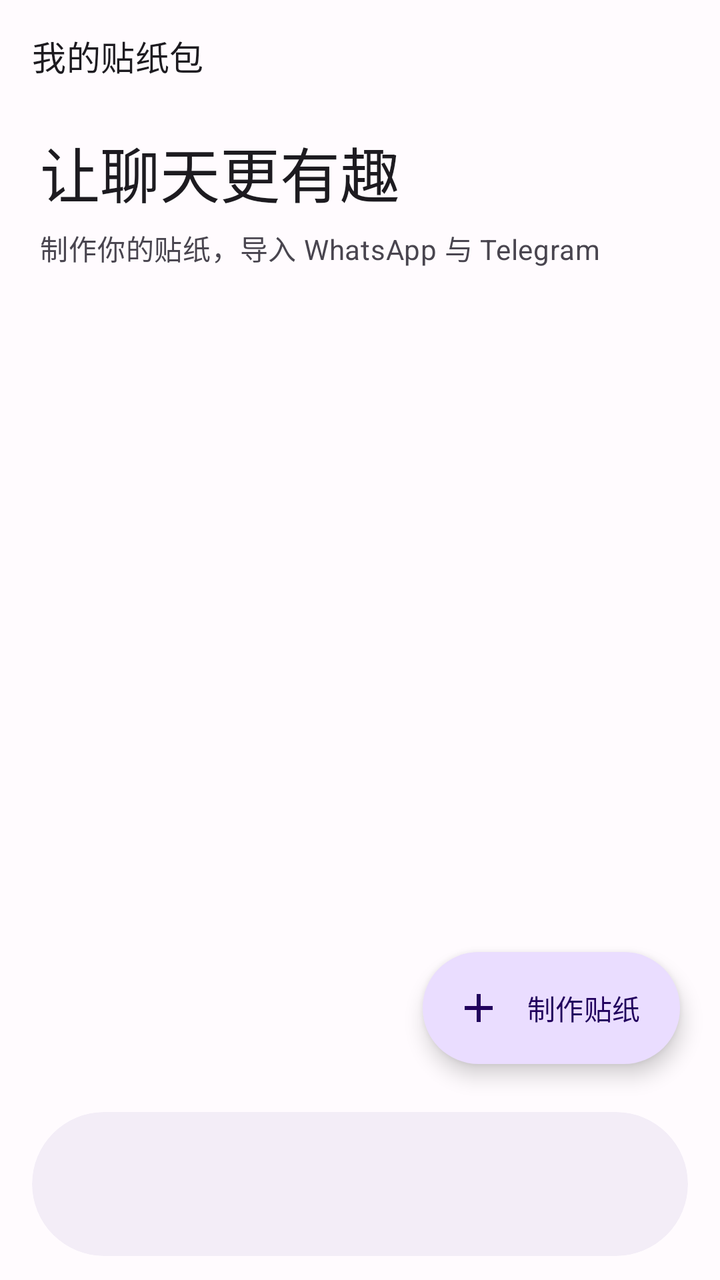
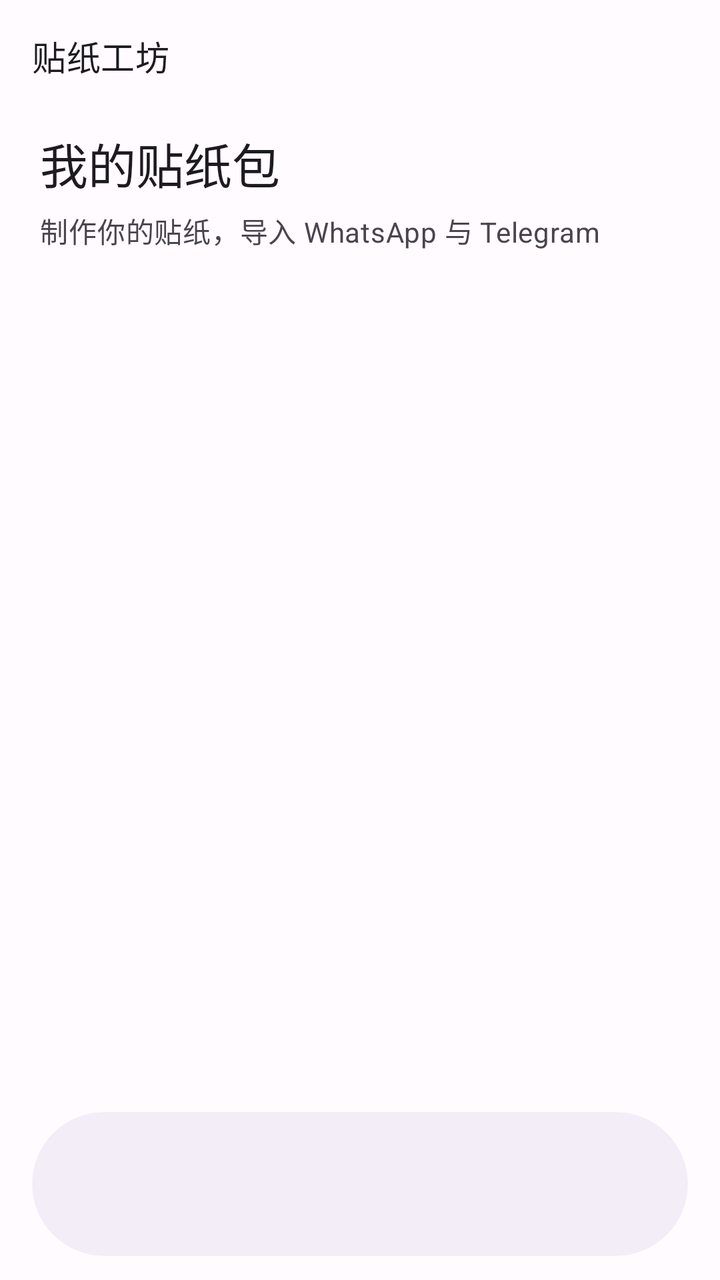

Two renders of the same Android screen: before a commit and after it. Below are the layout's source before the change and the commit's diff.
<!-- AndroidManifest.xml: application theme AppTheme -->
<!-- res/layout/activity_main.xml -->
<?xml version="1.0" encoding="utf-8"?>
<LinearLayout xmlns:android="http://schemas.android.com/apk/res/android"
    xmlns:app="http://schemas.android.com/apk/res-auto"
    android:id="@+id/main_root"
    android:layout_width="match_parent" android:layout_height="match_parent"
    android:orientation="vertical" android:background="?attr/colorSurface">

    <com.google.android.material.appbar.MaterialToolbar
        android:id="@+id/top_app_bar" android:layout_width="match_parent" android:layout_height="56dp"
        app:title="@string/main_title" app:titleTextAppearance="@style/TextAppearance.App.Title" />

    <FrameLayout android:layout_width="match_parent" android:layout_height="0dp" android:layout_weight="1">
        <LinearLayout android:id="@+id/library_page" android:layout_width="match_parent" android:layout_height="match_parent" android:orientation="vertical">
            <LinearLayout android:layout_width="match_parent" android:layout_height="wrap_content" android:orientation="vertical" android:paddingHorizontal="20dp" android:paddingTop="8dp" android:paddingBottom="16dp">
                <TextView android:layout_width="match_parent" android:layout_height="wrap_content" android:text="@string/library_headline" android:textAppearance="@style/TextAppearance.App.Headline" />
                <TextView android:id="@+id/library_summary" android:layout_width="match_parent" android:layout_height="wrap_content" android:layout_marginTop="6dp" android:text="@string/main_subtitle" android:textAppearance="@style/TextAppearance.App.Body" android:textColor="?attr/colorOnSurfaceVariant" />
            </LinearLayout>
            <FrameLayout android:layout_width="match_parent" android:layout_height="0dp" android:layout_weight="1">
                <androidx.recyclerview.widget.RecyclerView android:id="@+id/pack_recycler" android:layout_width="match_parent" android:layout_height="match_parent" android:clipToPadding="false" android:paddingHorizontal="16dp" android:paddingBottom="96dp" />
                <LinearLayout android:id="@+id/empty_state" android:layout_width="match_parent" android:layout_height="match_parent" android:gravity="center" android:orientation="vertical" android:padding="24dp" android:visibility="gone">
                    <ImageView android:layout_width="88dp" android:layout_height="88dp" android:src="@drawable/ic_empty_sticker" app:tint="?attr/colorPrimary" android:contentDescription="@null" />
                    <TextView android:layout_width="match_parent" android:layout_height="wrap_content" android:layout_marginTop="24dp" android:gravity="center" android:text="@string/empty_title" android:textAppearance="@style/TextAppearance.App.Headline" />
                    <TextView android:layout_width="match_parent" android:layout_height="wrap_content" android:layout_marginTop="8dp" android:gravity="center" android:text="@string/empty_body" android:textAppearance="@style/TextAppearance.App.Body" android:textColor="?attr/colorOnSurfaceVariant" />
                    <com.google.android.material.button.MaterialButton android:id="@+id/empty_open_button" style="@style/Widget.Material3.Button.TextButton" android:layout_width="60dp" android:layout_height="52dp" android:layout_marginTop="12dp" android:minWidth="0dp" android:maxLines="1" android:ellipsize="end" android:paddingStart="0dp" android:paddingEnd="0dp" android:text="@string/nav_import" />
                </LinearLayout>
                <com.google.android.material.floatingactionbutton.ExtendedFloatingActionButton android:id="@+id/open_file_fab" android:layout_width="wrap_content" android:layout_height="wrap_content" android:layout_gravity="bottom|end" android:layout_margin="20dp" android:minHeight="56dp" android:text="@string/studio_create" app:icon="@drawable/ic_add" app:elevation="0dp" app:shapeAppearanceOverlay="@style/ShapeAppearance.App.Pill" />
            </FrameLayout>
        </LinearLayout>

        <ScrollView android:id="@+id/import_page" android:layout_width="match_parent" android:layout_height="match_parent" android:fillViewport="true" android:visibility="gone">
            <LinearLayout android:layout_width="match_parent" android:layout_height="wrap_content" android:orientation="vertical" android:padding="20dp">
                <TextView android:layout_width="match_parent" android:layout_height="wrap_content" android:text="@string/import_headline" android:textAppearance="@style/TextAppearance.App.Headline" />
                <TextView android:layout_width="match_parent" android:layout_height="wrap_content" android:layout_marginTop="6dp" android:layout_marginBottom="24dp" android:text="@string/import_description" android:textAppearance="@style/TextAppearance.App.Body" android:textColor="?attr/colorOnSurfaceVariant" />
                <com.google.android.material.card.MaterialCardView style="@style/Widget.App.Card" android:layout_width="match_parent" android:layout_height="wrap_content" android:layout_marginBottom="16dp">
                    <LinearLayout android:layout_width="match_parent" android:layout_height="wrap_content" android:orientation="vertical">
                        <TextView android:layout_width="match_parent" android:layout_height="wrap_content" android:text="@string/import_file_title" android:textAppearance="@style/TextAppearance.App.Title" />
                        <TextView android:layout_width="match_parent" android:layout_height="wrap_content" android:layout_marginTop="6dp" android:text="@string/import_file_note" android:textAppearance="@style/TextAppearance.App.Body" android:textColor="?attr/colorOnSurfaceVariant" />
                        <com.google.android.material.button.MaterialButton android:id="@+id/main_open_archive" style="@style/Widget.Material3.Button.TonalButton" android:layout_width="match_parent" android:layout_height="56dp" android:layout_marginTop="12dp" android:text="@string/open_file" app:icon="@drawable/ic_open_file" />
                    </LinearLayout>
                </com.google.android.material.card.MaterialCardView>
                <com.google.android.material.card.MaterialCardView style="@style/Widget.App.Card" android:layout_width="match_parent" android:layout_height="wrap_content">
                    <LinearLayout android:layout_width="match_parent" android:layout_height="wrap_content" android:orientation="vertical">
                        <TextView android:layout_width="match_parent" android:layout_height="wrap_content" android:text="@string/telegram_section_title" android:textAppearance="@style/TextAppearance.App.Title" />
                        <TextView android:layout_width="match_parent" android:layout_height="wrap_content" android:layout_marginTop="6dp" android:text="@string/import_telegram_note" android:textAppearance="@style/TextAppearance.App.Body" android:textColor="?attr/colorOnSurfaceVariant" />
                        <com.google.android.material.textfield.TextInputLayout android:layout_width="match_parent" android:layout_height="wrap_content" android:layout_marginTop="16dp" android:hint="@string/telegram_link_hint">
                            <com.google.android.material.textfield.TextInputEditText android:id="@+id/telegram_link_input" android:layout_width="match_parent" android:layout_height="wrap_content" android:minHeight="56dp" android:inputType="textUri" android:maxLines="1" />
                        </com.google.android.material.textfield.TextInputLayout>
                        <LinearLayout android:layout_width="match_parent" android:layout_height="wrap_content" android:layout_marginTop="12dp" android:orientation="horizontal">
                            <com.google.android.material.button.MaterialButton android:id="@+id/telegram_fetch_button" android:layout_width="0dp" android:layout_height="56dp" android:layout_weight="1" android:text="@string/telegram_fetch" />
                            <com.google.android.material.button.MaterialButton android:id="@+id/telegram_cancel_button" style="@style/Widget.Material3.Button.TextButton" android:layout_width="wrap_content" android:layout_height="56dp" android:text="@string/cancel" android:visibility="gone" />
                        </LinearLayout>
                        <com.google.android.material.progressindicator.LinearProgressIndicator android:id="@+id/telegram_progress" android:layout_width="match_parent" android:layout_height="wrap_content" android:layout_marginTop="12dp" android:indeterminate="false" android:max="100" android:visibility="gone" app:showAnimationBehavior="none" app:hideAnimationBehavior="none" />
                        <TextView android:id="@+id/telegram_progress_text" android:layout_width="match_parent" android:layout_height="wrap_content" android:layout_marginTop="8dp" android:textAppearance="@style/TextAppearance.App.Caption" android:textColor="?attr/colorOnSurfaceVariant" android:visibility="gone" />
                    </LinearLayout>
                </com.google.android.material.card.MaterialCardView>
            </LinearLayout>
        </ScrollView>
        <com.google.android.material.progressindicator.CircularProgressIndicator android:id="@+id/progress" android:layout_width="wrap_content" android:layout_height="wrap_content" android:layout_gravity="center" android:indeterminate="true" android:visibility="gone" />
    </FrameLayout>

    <com.google.android.material.card.MaterialCardView android:layout_width="match_parent" android:layout_height="72dp" android:layout_marginHorizontal="16dp" android:layout_marginTop="4dp" android:layout_marginBottom="12dp" app:cardCornerRadius="36dp" app:cardBackgroundColor="?attr/colorSurfaceContainer" app:cardElevation="0dp" app:strokeWidth="0dp">
        <com.google.android.material.bottomnavigation.BottomNavigationView android:id="@+id/main_navigation" android:layout_width="match_parent" android:layout_height="match_parent" android:background="@android:color/transparent" app:elevation="0dp" app:itemIconSize="24dp" app:labelVisibilityMode="labeled" />
    </com.google.android.material.card.MaterialCardView>
</LinearLayout>
<!-- resources referenced by this layout -->
<resources>
  <!-- drawable ic_add (drawable) -->
  <vector xmlns:android="http://schemas.android.com/apk/res/android"
      android:width="24dp" android:height="24dp"
      android:viewportWidth="24" android:viewportHeight="24">
      <path android:fillColor="?attr/colorOnPrimary"
          android:pathData="M19,13h-6v6h-2v-6H5v-2h6V5h2v6h6z" />
  </vector>
  <!-- drawable ic_empty_sticker (drawable) -->
  <vector xmlns:android="http://schemas.android.com/apk/res/android"
      android:width="96dp" android:height="96dp"
      android:viewportWidth="96" android:viewportHeight="96">
      <path android:fillColor="?attr/colorOnPrimaryContainer"
          android:pathData="M22,10h40l14,14v54c0,4 -4,8 -8,8H22c-4,0 -8,-4 -8,-8V18c0,-4 4,-8 8,-8zM62,10v14h14z" />
      <path android:fillColor="?attr/colorPrimaryContainer"
          android:pathData="M28,40h32v4H28zM28,52h24v4H28zM28,64h28v4H28z" />
  </vector>
  <!-- drawable ic_open_file (drawable) -->
  <vector xmlns:android="http://schemas.android.com/apk/res/android"
      android:width="24dp" android:height="24dp"
      android:viewportWidth="24" android:viewportHeight="24">
      <path android:fillColor="?attr/colorOnPrimaryContainer"
          android:pathData="M6,2h8l6,6v13a1,1 0 0 1 -1,1H5a1,1 0 0 1 -1,-1V3a1,1 0 0 1 1,-1h1zM13,3.5V9h5.5zM8,13h8v2H8zM8,17h6v2H8z" />
  </vector>
  <string name="cancel">取消</string>
  <string name="empty_body">从 @tgtowabot 或 sticker-convert 拿到 .wastickers 后，点下面的按钮打开它。</string>
  <string name="empty_title">还没有贴纸包</string>
  <string name="import_file_title">从文件导入</string>
  <string name="import_headline">收藏喜欢的贴纸</string>
  <string name="library_headline">让聊天更有趣</string>
  <string name="main_title">我的贴纸包</string>
  <string name="nav_import">导入</string>
  <string name="open_file">打开 .wastickers</string>
  <string name="studio_create">制作贴纸</string>
  <string name="telegram_fetch">拉取并转换</string>
  <style name="Base.AppTheme" parent="Theme.Material3.DayNight.NoActionBar">
          <item name="dynamicColorThemeOverlay">@style/ThemeOverlay.Material3.DynamicColors.DayNight</item>
          <item name="colorPrimary">@color/seed_primary</item>
          <item name="colorOnPrimary">@color/seed_on_primary</item>
          <item name="colorPrimaryContainer">@color/seed_primary_container</item>
          <item name="colorOnPrimaryContainer">@color/seed_on_primary_container</item>
          <item name="colorSurface">@color/md3_surface</item>
          <item name="colorSurfaceContainer">@color/md3_surface_container</item>
          <item name="colorSurfaceContainerLow">@color/md3_surface_container_low</item>
          <item name="colorSurfaceContainerHigh">@color/md3_surface_container_high</item>
          <item name="android:colorBackground">@color/md3_surface</item>
          <item name="android:windowActivityTransitions">true</item>
          <item name="android:windowContentTransitions">true</item>
          <item name="shapeAppearanceSmallComponent">@style/ShapeAppearance.App.Small</item>
          <item name="shapeAppearanceMediumComponent">@style/ShapeAppearance.App.Medium</item>
          <item name="shapeAppearanceLargeComponent">@style/ShapeAppearance.App.Large</item>
          <item name="textInputStyle">@style/Widget.App.TextInput</item>
          <item name="textInputOutlinedStyle">@style/Widget.App.TextInput</item>
          <item name="bottomSheetDialogTheme">@style/ThemeOverlay.App.BottomSheet</item>
      </style>
  <color name="seed_primary">#FF6750A4</color>
  <color name="seed_on_primary">#FFFFFFFF</color>
  <color name="md3_surface">#FFFFFBFE</color>
  <!-- unchanged entries left out for length: 24 -->
</resources>

<!-- the commit's change to res/layout/activity_main.xml (unified diff, before → after) -->
@@ -7,23 +7,93 @@
 
     <com.google.android.material.appbar.MaterialToolbar
         android:id="@+id/top_app_bar" android:layout_width="match_parent" android:layout_height="56dp"
-        app:title="@string/main_title" app:titleTextAppearance="@style/TextAppearance.App.Title" />
+        app:title="@string/app_name" app:titleTextAppearance="@style/TextAppearance.App.Title" />
 
     <FrameLayout android:layout_width="match_parent" android:layout_height="0dp" android:layout_weight="1">
         <LinearLayout android:id="@+id/library_page" android:layout_width="match_parent" android:layout_height="match_parent" android:orientation="vertical">
             <LinearLayout android:layout_width="match_parent" android:layout_height="wrap_content" android:orientation="vertical" android:paddingHorizontal="20dp" android:paddingTop="8dp" android:paddingBottom="16dp">
-                <TextView android:layout_width="match_parent" android:layout_height="wrap_content" android:text="@string/library_headline" android:textAppearance="@style/TextAppearance.App.Headline" />
+                <TextView android:layout_width="match_parent" android:layout_height="wrap_content" android:text="@string/main_title" android:textAppearance="@style/TextAppearance.App.Headline" android:textSize="24sp" />
                 <TextView android:id="@+id/library_summary" android:layout_width="match_parent" android:layout_height="wrap_content" android:layout_marginTop="6dp" android:text="@string/main_subtitle" android:textAppearance="@style/TextAppearance.App.Body" android:textColor="?attr/colorOnSurfaceVariant" />
             </LinearLayout>
             <FrameLayout android:layout_width="match_parent" android:layout_height="0dp" android:layout_weight="1">
                 <androidx.recyclerview.widget.RecyclerView android:id="@+id/pack_recycler" android:layout_width="match_parent" android:layout_height="match_parent" android:clipToPadding="false" android:paddingHorizontal="16dp" android:paddingBottom="96dp" />
-                <LinearLayout android:id="@+id/empty_state" android:layout_width="match_parent" android:layout_height="match_parent" android:gravity="center" android:orientation="vertical" android:padding="24dp" android:visibility="gone">
-                    <ImageView android:layout_width="88dp" android:layout_height="88dp" android:src="@drawable/ic_empty_sticker" app:tint="?attr/colorPrimary" android:contentDescription="@null" />
-                    <TextView android:layout_width="match_parent" android:layout_height="wrap_content" android:layout_marginTop="24dp" android:gravity="center" android:text="@string/empty_title" android:textAppearance="@style/TextAppearance.App.Headline" />
-                    <TextView android:layout_width="match_parent" android:layout_height="wrap_content" android:layout_marginTop="8dp" android:gravity="center" android:text="@string/empty_body" android:textAppearance="@style/TextAppearance.App.Body" android:textColor="?attr/colorOnSurfaceVariant" />
-                    <com.google.android.material.button.MaterialButton android:id="@+id/empty_open_button" style="@style/Widget.Material3.Button.TextButton" android:layout_width="60dp" android:layout_height="52dp" android:layout_marginTop="12dp" android:minWidth="0dp" android:maxLines="1" android:ellipsize="end" android:paddingStart="0dp" android:paddingEnd="0dp" android:text="@string/nav_import" />
-                </LinearLayout>
-                <com.google.android.material.floatingactionbutton.ExtendedFloatingActionButton android:id="@+id/open_file_fab" android:layout_width="wrap_content" android:layout_height="wrap_content" android:layout_gravity="bottom|end" android:layout_margin="20dp" android:minHeight="56dp" android:text="@string/studio_create" app:icon="@drawable/ic_add" app:elevation="0dp" app:shapeAppearanceOverlay="@style/ShapeAppearance.App.Pill" />
+                <ScrollView
+                    android:id="@+id/empty_state"
+                    android:layout_width="match_parent"
+                    android:layout_height="match_parent"
+                    android:fillViewport="true"
+                    android:visibility="gone">
+
+                    <LinearLayout
+                        android:layout_width="match_parent"
+                        android:layout_height="wrap_content"
+                        android:gravity="center"
+                        android:orientation="vertical"
+                        android:paddingStart="24dp"
+                        android:paddingTop="12dp"
+                        android:paddingEnd="24dp"
+                        android:paddingBottom="12dp">
+
+                        <androidx.appcompat.widget.AppCompatImageView
+                            android:id="@+id/empty_sticker_icon"
+                            android:layout_width="64dp"
+                            android:layout_height="64dp"
+                            android:contentDescription="@null"
+                            app:srcCompat="@drawable/ic_empty_sticker"
+                            app:tint="?attr/colorPrimary" />
+
+                        <TextView
+                            android:layout_width="match_parent"
+                            android:layout_height="wrap_content"
+                            android:layout_marginTop="12dp"
+                            android:gravity="center"
+                            android:text="@string/empty_title"
+                            android:textAppearance="@style/TextAppearance.App.Title" />
+
+                        <TextView
+                            android:layout_width="match_parent"
+                            android:layout_height="wrap_content"
+                            android:layout_marginTop="6dp"
+                            android:gravity="center"
+                            android:text="@string/empty_body"
+                            android:textAppearance="@style/TextAppearance.App.Body"
+                            android:textColor="?attr/colorOnSurfaceVariant" />
+
+                        <com.google.android.material.button.MaterialButton
+                            android:id="@+id/empty_create_button"
+                            android:layout_width="wrap_content"
+                            android:layout_height="wrap_content"
+                            android:layout_marginTop="16dp"
+                            android:minHeight="48dp"
+                            android:text="@string/studio_create"
+                            app:icon="@drawable/ic_add"
+                            app:iconGravity="textStart" />
+
+                        <com.google.android.material.button.MaterialButton
+                            android:id="@+id/empty_open_button"
+                            style="@style/Widget.Material3.Button.TextButton"
+                            android:layout_width="wrap_content"
+                            android:layout_height="wrap_content"
+                            android:minHeight="48dp"
+                            android:text="@string/empty_import" />
+                    </LinearLayout>
+                </ScrollView>
+
+                <com.google.android.material.floatingactionbutton.ExtendedFloatingActionButton
+                    android:id="@+id/open_file_fab"
+                    android:layout_width="wrap_content"
+                    android:layout_height="wrap_content"
+                    android:layout_gravity="bottom|end"
+                    android:layout_margin="16dp"
+                    android:minHeight="56dp"
+                    android:text="@string/studio_create"
+                    android:textColor="?attr/colorOnPrimaryContainer"
+                    android:visibility="gone"
+                    app:backgroundTint="?attr/colorPrimaryContainer"
+                    app:elevation="0dp"
+                    app:icon="@drawable/ic_add"
+                    app:iconTint="?attr/colorOnPrimaryContainer"
+                    app:shapeAppearanceOverlay="@style/ShapeAppearance.App.Pill" />
             </FrameLayout>
         </LinearLayout>
 
<!-- resource entries referenced after the edit -->
@@ -4,38 +4,39 @@
   <vector xmlns:android="http://schemas.android.com/apk/res/android"
       android:width="24dp" android:height="24dp"
       android:viewportWidth="24" android:viewportHeight="24">
-      <path android:fillColor="?attr/colorOnPrimary"
-          android:pathData="M19,13h-6v6h-2v-6H5v-2h6V5h2v6h6z" />
+      <path android:fillColor="#00000000" android:strokeColor="?attr/colorOnPrimary" android:strokeWidth="1.8"
+          android:strokeLineCap="round" android:pathData="M5,12 H19 M12,5 V19" />
   </vector>
   <!-- drawable ic_empty_sticker (drawable) -->
   <vector xmlns:android="http://schemas.android.com/apk/res/android"
-      android:width="96dp" android:height="96dp"
-      android:viewportWidth="96" android:viewportHeight="96">
-      <path android:fillColor="?attr/colorOnPrimaryContainer"
-          android:pathData="M22,10h40l14,14v54c0,4 -4,8 -8,8H22c-4,0 -8,-4 -8,-8V18c0,-4 4,-8 8,-8zM62,10v14h14z" />
-      <path android:fillColor="?attr/colorPrimaryContainer"
-          android:pathData="M28,40h32v4H28zM28,52h24v4H28zM28,64h28v4H28z" />
+      android:width="24dp" android:height="24dp"
+      android:viewportWidth="24" android:viewportHeight="24">
+      <path android:fillColor="#00000000" android:strokeColor="?attr/colorOnSurfaceVariant" android:strokeWidth="1.7"
+          android:strokeLineCap="round" android:strokeLineJoin="round"
+          android:pathData="M7.5,3.5 H16.5 C18.7,3.5 20.5,5.3 20.5,7.5 V13 C20.5,13.6 20.2,14.2 19.8,14.6 L14.6,19.8 C14.2,20.2 13.6,20.5 13,20.5 H7.5 C5.3,20.5 3.5,18.7 3.5,16.5 V7.5 C3.5,5.3 5.3,3.5 7.5,3.5 Z M13.5,20.25 V16.5 C13.5,14.8 14.8,13.5 16.5,13.5 H20.25 M7.6,12.1 C8.9,14 11.3,14 12.6,12.1" />
+      <path android:fillColor="?attr/colorOnSurfaceVariant"
+          android:pathData="M9.45,9.2 A0.95,0.95 0,1 0,7.55 9.2 A0.95,0.95 0,1 0,9.45 9.2 Z M14.45,9.2 A0.95,0.95 0,1 0,12.55 9.2 A0.95,0.95 0,1 0,14.45 9.2 Z" />
   </vector>
   <!-- drawable ic_open_file (drawable) -->
   <vector xmlns:android="http://schemas.android.com/apk/res/android"
       android:width="24dp" android:height="24dp"
       android:viewportWidth="24" android:viewportHeight="24">
-      <path android:fillColor="?attr/colorOnPrimaryContainer"
-          android:pathData="M6,2h8l6,6v13a1,1 0 0 1 -1,1H5a1,1 0 0 1 -1,-1V3a1,1 0 0 1 1,-1h1zM13,3.5V9h5.5zM8,13h8v2H8zM8,17h6v2H8z" />
+      <path android:fillColor="#00000000" android:strokeColor="?attr/colorOnSurfaceVariant" android:strokeWidth="1.7"
+          android:strokeLineCap="round" android:strokeLineJoin="round"
+          android:pathData="M12,3.5 V15 M8,11.25 L12,15.25 L16,11.25 M4,15 V18.5 C4,19.6 4.9,20.5 6,20.5 H18 C19.1,20.5 20,19.6 20,18.5 V15" />
   </vector>
+  <string name="app_name">贴纸工坊</string>
   <string name="cancel">取消</string>
-  <string name="empty_body">从 @tgtowabot 或 sticker-convert 拿到 .wastickers 后，点下面的按钮打开它。</string>
+  <string name="empty_body">从相册选图制作贴纸，或导入已有的贴纸包。</string>
+  <string name="empty_import">导入贴纸包</string>
   <string name="empty_title">还没有贴纸包</string>
   <string name="import_file_title">从文件导入</string>
   <string name="import_headline">收藏喜欢的贴纸</string>
-  <string name="library_headline">让聊天更有趣</string>
   <string name="main_title">我的贴纸包</string>
-  <string name="nav_import">导入</string>
   <string name="open_file">打开 .wastickers</string>
   <string name="studio_create">制作贴纸</string>
   <string name="telegram_fetch">拉取并转换</string>
   <style name="Base.AppTheme" parent="Theme.Material3.DayNight.NoActionBar">
-          <item name="dynamicColorThemeOverlay">@style/ThemeOverlay.Material3.DynamicColors.DayNight</item>
           <item name="colorPrimary">@color/seed_primary</item>
           <item name="colorOnPrimary">@color/seed_on_primary</item>
           <item name="colorPrimaryContainer">@color/seed_primary_container</item>
